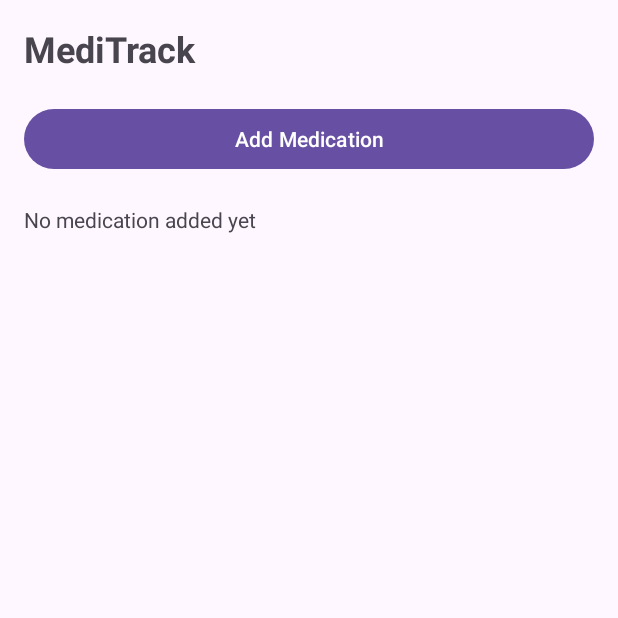
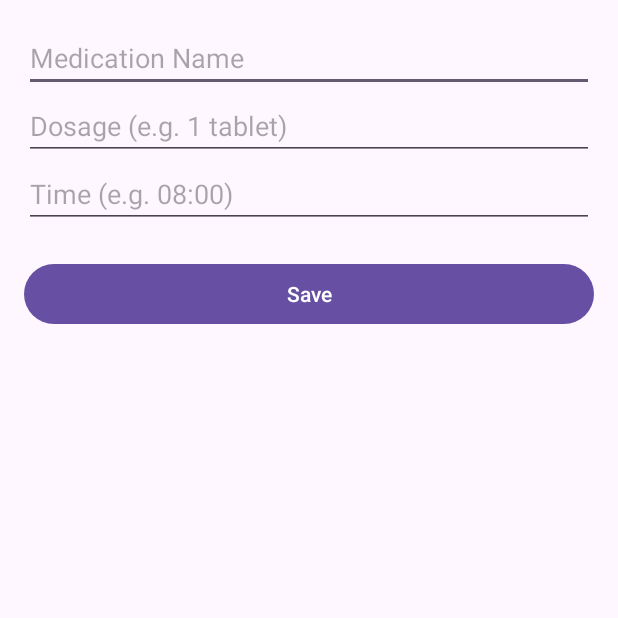
Before and after one commit to S00201014-ATU/MediTrack, an Android app: the screen it shows after launch (MainActivity before the commit, AddMedicationActivity after it), after a tap on "Add Medication", on a phone screen of 412 x 824 dp, the top half of it. Run offline under Robolectric (Android 15) with nearby library versions, the phone set to English and light mode, and no system bars.

Commit message:
Add new screen to input medication details, update manifest, and link it from main screen

```diff
--- a/app/src/main/AndroidManifest.xml
+++ b/app/src/main/AndroidManifest.xml
@@ -12,15 +12,21 @@
         android:supportsRtl="true"
         android:theme="@style/Theme.MediTrack"
         tools:targetApi="31">
+
+        <!-- Main screen -->
         <activity
             android:name=".MainActivity"
             android:exported="true">
             <intent-filter>
                 <action android:name="android.intent.action.MAIN" />
-
                 <category android:name="android.intent.category.LAUNCHER" />
             </intent-filter>
         </activity>
+
+        <!-- Add Medication screen -->
+        <activity
+            android:name=".AddMedicationActivity"
+            android:exported="false" />
     </application>
 
 </manifest>
--- /dev/null
+++ b/app/src/main/java/com/example/meditrack/AddMedicationActivity.java
@@ -0,0 +1,34 @@
+package com.example.meditrack;
+
+import android.os.Bundle;
+import android.widget.Button;
+import android.widget.EditText;
+import android.widget.Toast;
+import androidx.appcompat.app.AppCompatActivity;
+
+public class AddMedicationActivity extends AppCompatActivity {
+
+    @Override
+    protected void onCreate(Bundle savedInstanceState) {
+        super.onCreate(savedInstanceState);
+        setContentView(R.layout.activity_add_medication);
+
+        EditText txtMedicationName = findViewById(R.id.txtMedicationName);
+        EditText txtDosage = findViewById(R.id.txtDosage);
+        EditText txtTime = findViewById(R.id.txtTime);
+        Button btnSaveMedication = findViewById(R.id.btnSaveMedication);
+
+        // When Save is clicked, show entered details in a message
+        btnSaveMedication.setOnClickListener(v -> {
+            String name = txtMedicationName.getText().toString();
+            String dosage = txtDosage.getText().toString();
+            String time = txtTime.getText().toString();
+
+            String message = "Saved: " + name + " - " + dosage + " at " + time;
+            Toast.makeText(this, message, Toast.LENGTH_LONG).show();
+
+            // For now, just close the screen
+            finish();
+        });
+    }
+}
--- a/app/src/main/java/com/example/meditrack/MainActivity.java
+++ b/app/src/main/java/com/example/meditrack/MainActivity.java
@@ -1,5 +1,6 @@
 package com.example.meditrack;
 
+import android.content.Intent;
 import android.os.Bundle;
 import android.widget.Button;
 import android.widget.Toast;
@@ -19,5 +20,10 @@ public class MainActivity extends AppCompatActivity {
         btnAddMedication.setOnClickListener(v ->
                 Toast.makeText(this, "Add medication clicked", Toast.LENGTH_SHORT).show()
         );
+
+        btnAddMedication.setOnClickListener(v -> {
+            Intent intent = new Intent(MainActivity.this, AddMedicationActivity.class);
+            startActivity(intent);
+        });
     }
 }
--- /dev/null
+++ b/app/src/main/res/layout/activity_add_medication.xml
@@ -0,0 +1,37 @@
+<?xml version="1.0" encoding="utf-8"?>
+<LinearLayout xmlns:android="http://schemas.android.com/apk/res/android"
+    android:layout_width="match_parent"
+    android:layout_height="match_parent"
+    android:orientation="vertical"
+    android:padding="16dp">
+
+    <!-- Medication name -->
+    <EditText
+        android:id="@+id/txtMedicationName"
+        android:layout_width="match_parent"
+        android:layout_height="wrap_content"
+        android:hint="Medication Name" />
+
+    <!-- Dosage -->
+    <EditText
+        android:id="@+id/txtDosage"
+        android:layout_width="match_parent"
+        android:layout_height="wrap_content"
+        android:hint="Dosage (e.g. 1 tablet)" />
+
+    <!-- Time -->
+    <EditText
+        android:id="@+id/txtTime"
+        android:layout_width="match_parent"
+        android:layout_height="wrap_content"
+        android:hint="Time (e.g. 08:00)" />
+
+    <!-- Save button -->
+    <Button
+        android:id="@+id/btnSaveMedication"
+        android:layout_width="match_parent"
+        android:layout_height="wrap_content"
+        android:text="Save"
+        android:layout_marginTop="20dp" />
+
+</LinearLayout>
```
